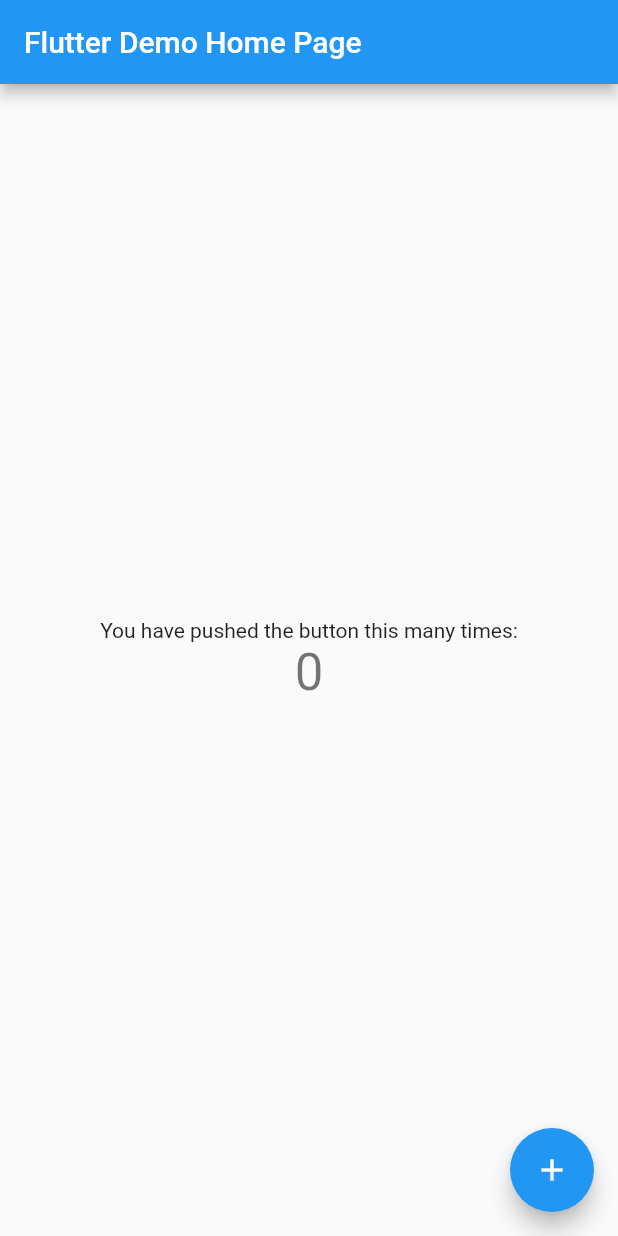
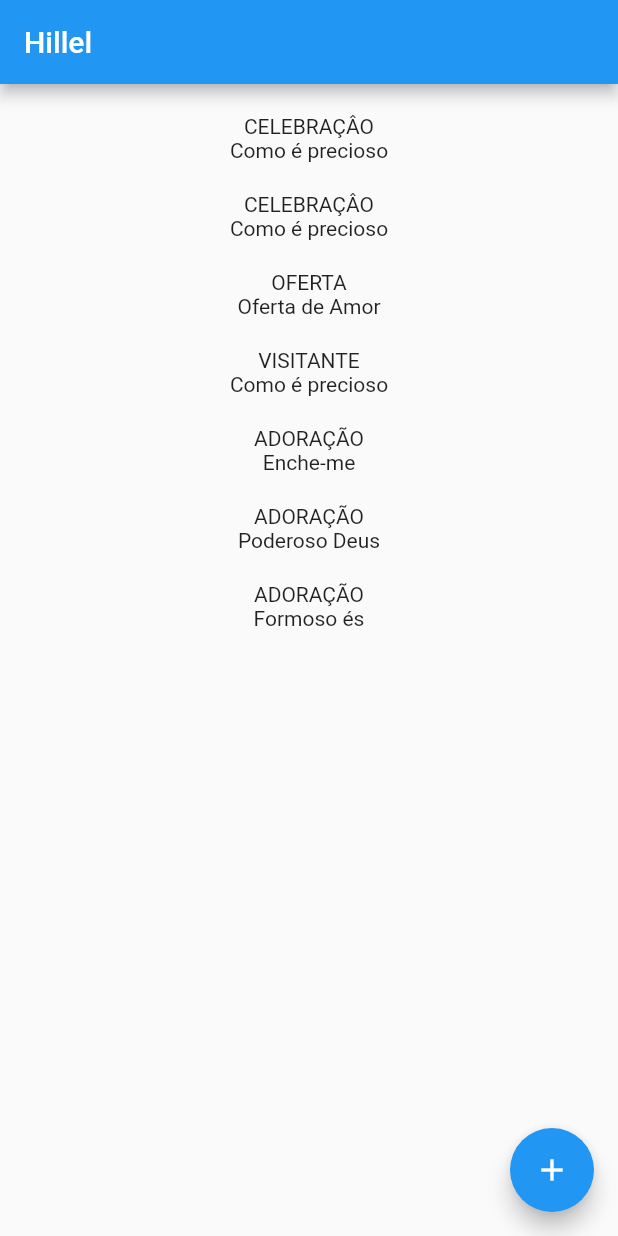
Before and after one commit to welrikyson/hillel, a Flutter app: the screen it shows after launch, on a phone screen of 412 x 824 dp. Run offline on Flutter 3.47's test engine with Material 2 defaults, Android fonts, the phone set to English and light mode, and no system bars.

Commit message:
first design for list

```diff
--- a/lib/main.dart
+++ b/lib/main.dart
@@ -1,4 +1,5 @@
 import 'package:flutter/material.dart';
+import 'package:hillel/src/screens/worships_list/worship_list_preview.dart';
 
 void main() => runApp(MyApp());
 
@@ -7,11 +8,11 @@ class MyApp extends StatelessWidget {
   @override
   Widget build(BuildContext context) {
     return MaterialApp(
-      title: 'Flutter Demo',
+      title: 'Hillel',
       theme: ThemeData(
         primarySwatch: Colors.blue,
       ),
-      home: MyHomePage(title: 'Flutter Demo Home Page'),
+      home: MyHomePage(title: 'Hillel'),
     );
   }
 }
@@ -26,11 +27,9 @@ class MyHomePage extends StatefulWidget {
 }
 
 class _MyHomePageState extends State<MyHomePage> {
-  int _counter = 0;
 
   void _incrementCounter() {
     setState(() {
-      _counter++;
     });
   }
 
@@ -41,18 +40,7 @@ class _MyHomePageState extends State<MyHomePage> {
         title: Text(widget.title),
       ),
       body: Center(
-        child: Column(
-          mainAxisAlignment: MainAxisAlignment.center,
-          children: <Widget>[
-            Text(
-              'You have pushed the button this many times:',
-            ),
-            Text(
-              '$_counter',
-              style: Theme.of(context).textTheme.display1,
-            ),
-          ],
-        ),
+        child: WorshipListPreview(),
       ),
       floatingActionButton: FloatingActionButton(
         onPressed: _incrementCounter,
--- /dev/null
+++ b/lib/src/screens/worships_list/worship_list_preview.dart
@@ -0,0 +1,65 @@
+import 'package:flutter/material.dart';
+
+class WorshipListPreview extends StatefulWidget {
+  @override
+  _WorshipListPreviewState createState() => _WorshipListPreviewState();
+}
+
+class _WorshipListPreviewState extends State<WorshipListPreview> {
+  @override
+  Widget build(BuildContext context) {
+    return Column(
+      children: <Widget>[
+         SizedBox(
+          height: 20,
+        ),
+
+        Text('CELEBRAÇÂO'),
+        Text('Como é precioso'),
+        SizedBox(
+          height: 20,
+        ),
+
+        Text('CELEBRAÇÂO'),
+        Text('Como é precioso'),
+        SizedBox(
+          height: 20,
+        ),
+        Text('OFERTA'),
+        Text('Oferta de Amor'),
+        SizedBox(
+          height: 20,
+        ),
+
+        Text('VISITANTE'),
+        Text('Como é precioso'),
+        SizedBox(
+          height: 20,
+        ),
+
+        Text('ADORAÇÃO'),
+        Text('Enche-me'),
+        SizedBox(
+          height: 20,
+        ),
+
+        Text('ADORAÇÃO'),
+        Text('Poderoso Deus'),
+        SizedBox(
+          height: 20,
+        ),
+
+        Text('ADORAÇÃO'),
+        Text('Formoso és'),
+        SizedBox(
+          height: 20,
+        ),
+      ],
+    );
+  }
+}
+
+//TODO: poder montar lista de forma variada, dar direcionamento durante a montagem exemplo: leitura biblica e o qual as palavras chave
+//Definir limite de musicas para a lista
+//Conseguir melhor gerenciar o ensaio
+//Descrever de forma clara a maneira de como montar a lista
```
Also changed, not shown: pubspec.lock.
